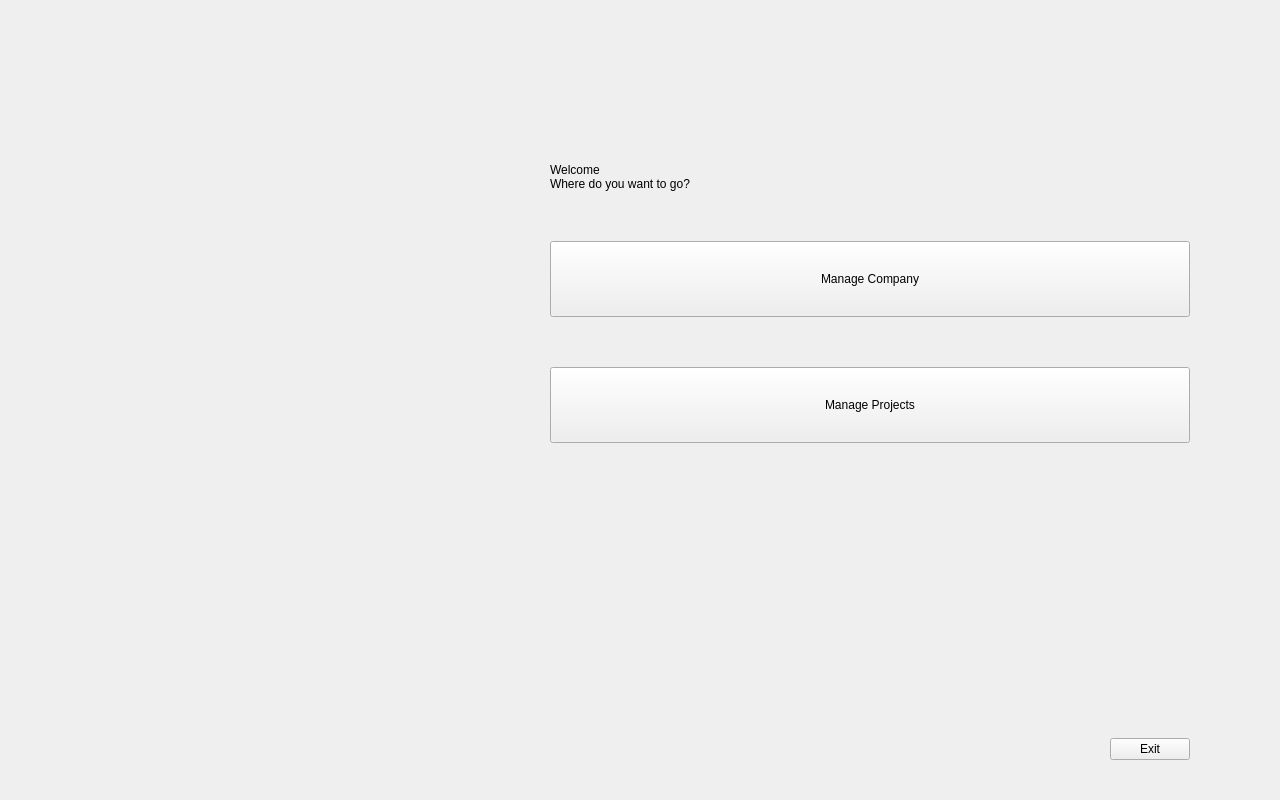
Qt form GUI/mainmenupage.ui (Brett-Pitts/COS214Project) before a commit.
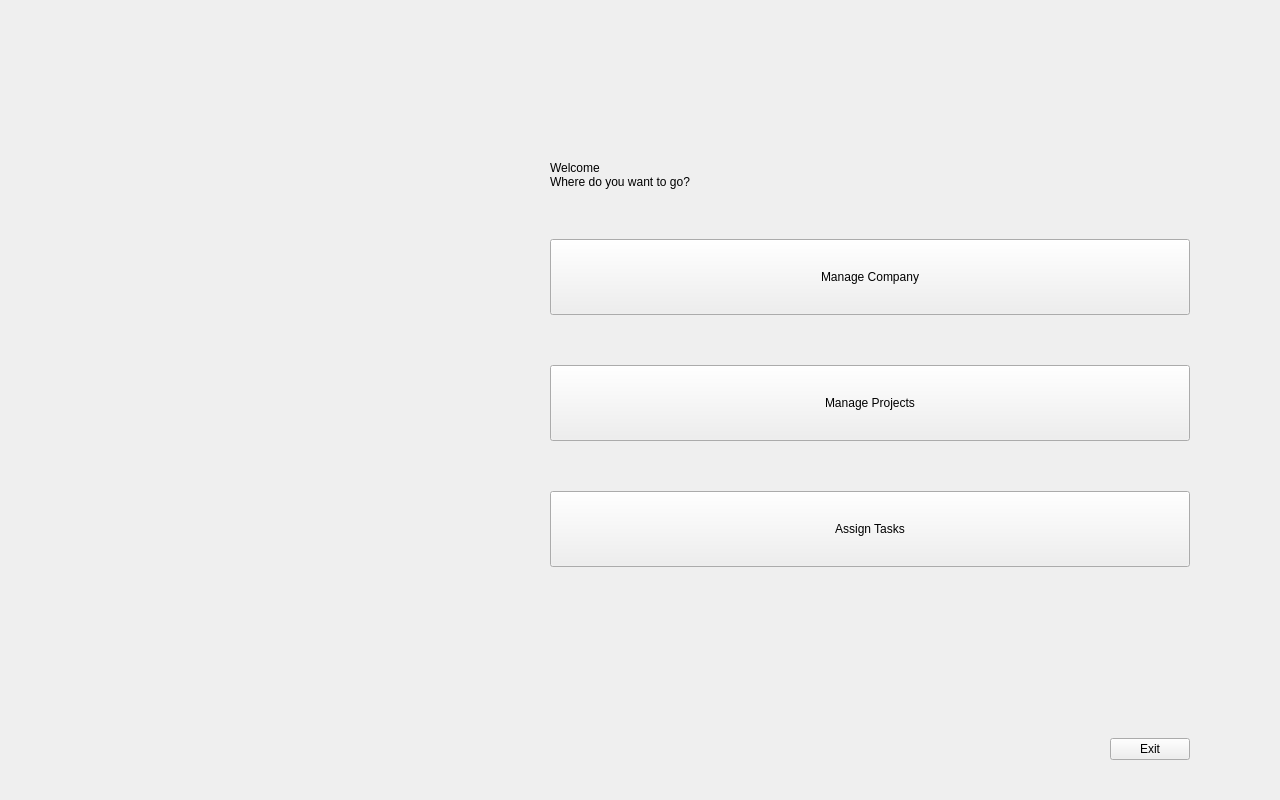
The same form after that commit. Icons and pictures are not drawn.

Commit message: Added Tasks page for assigning

```diff
--- a/GUI/mainmenupage.ui
+++ b/GUI/mainmenupage.ui
@@ -191,17 +191,23 @@
        </widget>
       </item>
       <item>
-       <spacer name="menuMiddleSpacer">
-        <property name="orientation">
-         <enum>Qt::Vertical</enum>
-        </property>
-        <property name="sizeHint" stdset="0">
+       <widget class="QPushButton" name="assigntasksButton">
+        <property name="minimumSize">
          <size>
-          <width>20</width>
-          <height>12</height>
+          <width>0</width>
+          <height>76</height>
          </size>
         </property>
-       </spacer>
+        <property name="cursor">
+         <cursorShape>PointingHandCursor</cursorShape>
+        </property>
+        <property name="text">
+         <string>Assign Tasks</string>
+        </property>
+        <property name="variant" stdset="0">
+         <string notr="true">menu</string>
+        </property>
+       </widget>
       </item>
       <item>
        <spacer name="menuBottomSpacer">
```
The commit also changes 9 other files.
